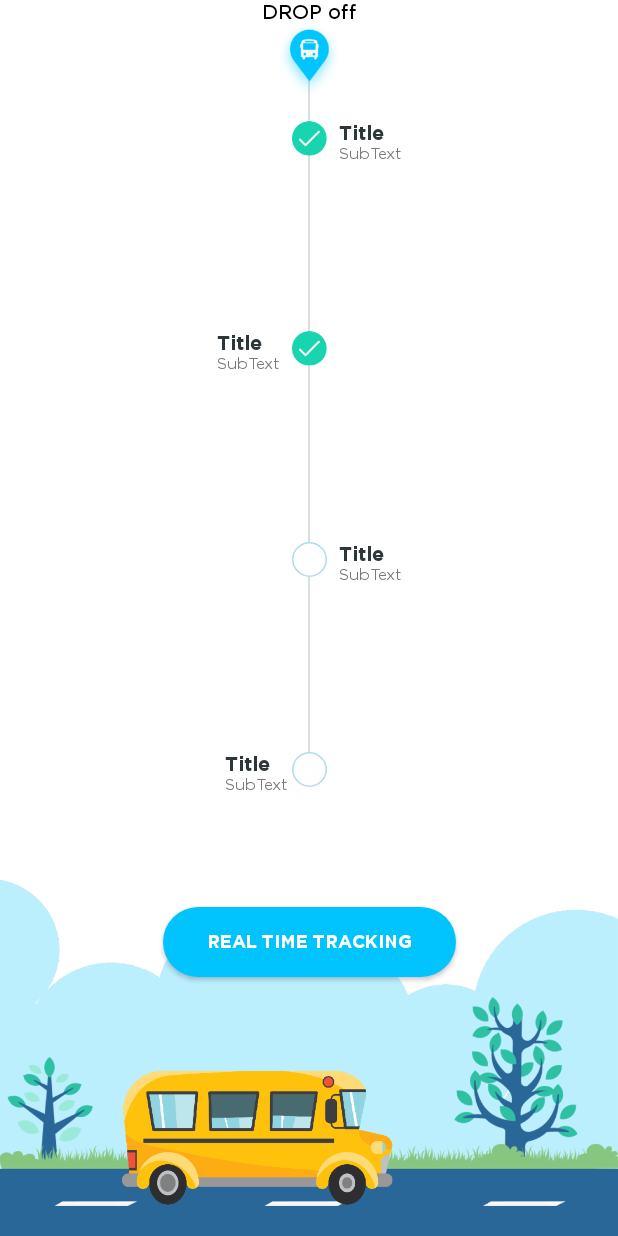
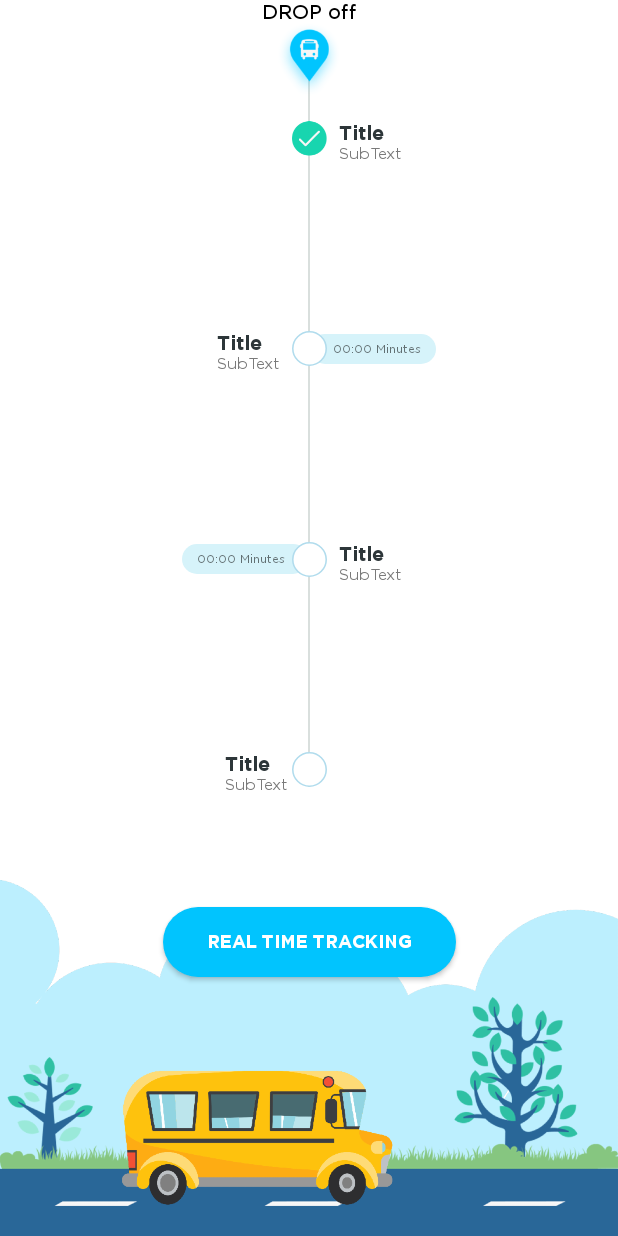
Before and after one commit to bilal-rashid/bincee-parent, an Android app: the layout fragment_summarized_status_fragemnt.xml on its own in the app's theme, with its tools: preview values and no code run, on a phone screen of 412 x 824 dp. Run offline under Robolectric (Android 15) with nearby library versions, the phone set to English and light mode, and no system bars; network calls fail.

```diff
--- a/app/src/main/java/com/bincee/parent/activity/MapActivity.java
+++ b/app/src/main/java/com/bincee/parent/activity/MapActivity.java
@@ -119,8 +119,8 @@ public class MapActivity extends BA implements OnMapReadyCallback {
     public static String getToken() {
 
         //client
-        return "pk.eyJ1IjoiYmluY2VlIiwiYSI6ImNqc2E2Nm0wYjAwaGM0OXFjd3kxazBnNmYifQ.Wnu7rjFfU_qpl1Pmi062vg";
-//        return "pk.eyJ1IjoiZmluZHhhaW4iLCJhIjoiY2pxOTY1bjY3MTMwYjQzbDEwN3h2aTdsbCJ9.fKLD1_UzlMIWhXfUZ3aRYQ";
+//        return "pk.eyJ1IjoiYmluY2VlIiwiYSI6ImNqc2E2Nm0wYjAwaGM0OXFjd3kxazBnNmYifQ.Wnu7rjFfU_qpl1Pmi062vg";
+        return "pk.eyJ1IjoiZmluZHhhaW4iLCJhIjoiY2pxOTY1bjY3MTMwYjQzbDEwN3h2aTdsbCJ9.fKLD1_UzlMIWhXfUZ3aRYQ";
 
     }
 
--- a/app/src/main/java/com/bincee/parent/fragment/KidArrivedFragment.java
+++ b/app/src/main/java/com/bincee/parent/fragment/KidArrivedFragment.java
@@ -77,7 +77,13 @@ public class KidArrivedFragment extends BFragment {
     }
 
     private void goback() {
+
         StudentSSFragment.getInstance().getChildFragmentManager().popBackStack();
+
+        SummarizedStatusFragment instance = SummarizedStatusFragment.getInstance();
+        if (instance != null && instance.isVisible()) {
+            instance.getChildFragmentManager().popBackStack();
+        }
     }
 
     @Override
--- a/app/src/main/java/com/bincee/parent/fragment/StudentSSFragment.java
+++ b/app/src/main/java/com/bincee/parent/fragment/StudentSSFragment.java
@@ -139,7 +139,7 @@ public class StudentSSFragment extends Fragment implements EventListener<Documen
 
         currentKid = stackViewAdapter.getKids().get(position);
         textView5.setText(currentKid.fullname);
-        textViewAddress.setText(MyApp.instance.user.getValue().parentCompleteInfo.address.toString());
+        textViewAddress.setText(MyApp.instance.user.getValue().parentCompleteInfo.school.name);
         stopSnapSHotListner();
 
         currentStudenSnapSHotListner = FirebaseFirestore.getInstance().collection("ride")
--- a/app/src/main/java/com/bincee/parent/helper/DateHelper.java
+++ b/app/src/main/java/com/bincee/parent/helper/DateHelper.java
@@ -54,7 +54,7 @@ public class DateHelper {
         double hours = duration / 60; //since both are ints, you get an int
         double minutes = duration % 60;
 
-        return Math.round(hours) + ":" + Math.round(minutes) + " Minutes";
+        return (int) hours + ":" + Math.round(minutes) + " Minutes";
     }
 
     public static Date parse(String toDate) {
--- a/app/src/main/res/layout/fragment_summarized_status_fragemnt.xml
+++ b/app/src/main/res/layout/fragment_summarized_status_fragemnt.xml
@@ -121,7 +121,6 @@
         app:layout_constraintStart_toEndOf="@+id/checkBox3"
         app:layout_constraintTop_toTopOf="@+id/checkBox3" />
 
-
     <TextView
         android:id="@+id/textViewETA2"
         android:layout_width="wrap_content"
@@ -137,9 +136,8 @@
         android:paddingBottom="5dp"
         android:text="00:00 Minutes"
         android:textSize="@dimen/_6ssp"
-        android:visibility="gone"
+        android:visibility="visible"
         app:layout_constraintBottom_toBottomOf="@+id/checkBox2"
-
         app:layout_constraintStart_toEndOf="@+id/view"
         app:layout_constraintTop_toTopOf="@+id/checkBox2" />
 
@@ -148,8 +146,7 @@
         android:id="@+id/checkBox2"
         android:layout_width="@dimen/checkbox_width_height"
         android:layout_height="@dimen/checkbox_width_height"
-        android:background="#fff"
-        android:src="@drawable/checkbox_checked"
+        android:src="@drawable/checkbox_unchecked"
         app:layout_constraintBottom_toTopOf="@+id/checkBox3"
         app:layout_constraintEnd_toEndOf="@+id/view"
         app:layout_constraintStart_toStartOf="@+id/view"
@@ -168,7 +165,7 @@
         android:paddingBottom="5dp"
         android:text="00:00 Minutes"
         android:textSize="@dimen/_6ssp"
-        android:visibility="gone"
+        android:visibility="visible"
         app:layout_constraintBottom_toBottomOf="@+id/checkBox3"
         app:layout_constraintEnd_toStartOf="@+id/view"
         app:layout_constraintTop_toTopOf="@+id/checkBox3" />
```
Also changed, not shown: app/src/main/java/com/bincee/parent/api/model/ParentCompleteData.java (+9 -6 lines), app/src/main/java/com/bincee/parent/fragment/SummarizedStatusFragment.java (+5 -6 lines).
